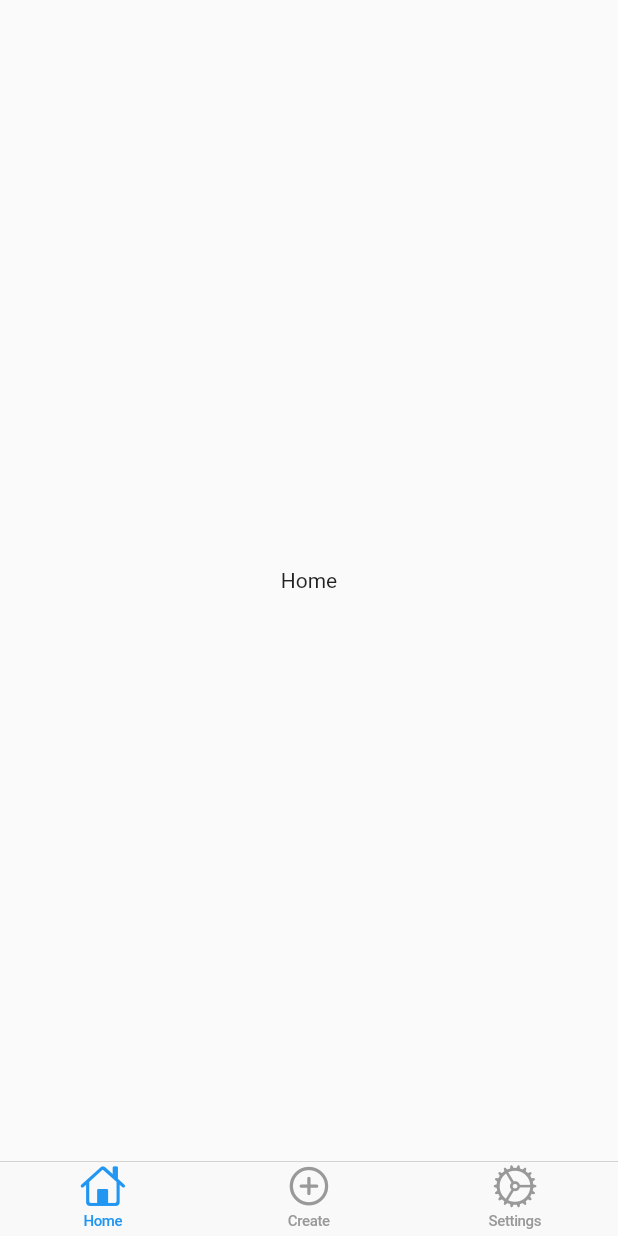
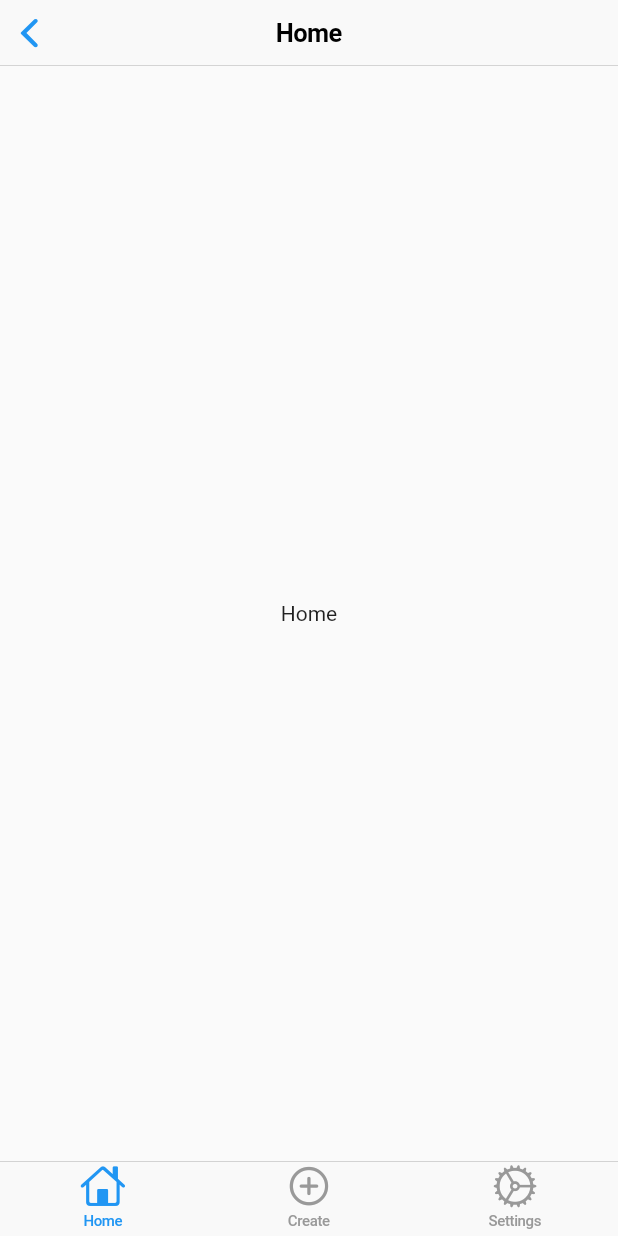
Before and after one commit to sam-baraka/meem, a Flutter app: the Home screen opened directly, on a phone screen of 412 x 824 dp. Run offline on Flutter 3.47's test engine with Material 2 defaults, Android fonts, the phone set to English and light mode, and no system bars; our stand-ins replace flutter_bloc, google_fonts, hydrated_bloc, intro_slider.

Commit message:
Added navigation bar and titles

```diff
--- a/lib/uis/home/home.dart
+++ b/lib/uis/home/home.dart
@@ -7,10 +7,14 @@ import 'package:meem/uis/uis.dart';
 class Home extends StatelessWidget {
   //List of the widget to appear as the main screen content
   final List<Widget> tabs = [HomeTab(), CreateTab(), SettingsTab()];
+  final List<String> tabTitles = ['Home', 'Create', 'Settings'];
   @override
   Widget build(BuildContext context) {
     TabCubit tabCubit = BlocProvider.of<TabCubit>(context);
     return Scaffold(
+      appBar: CupertinoNavigationBar(
+        middle: Text(tabTitles[context.watch<TabCubit>().state]),
+      ),
       //Show the tabs according to the value in [TabCubit()] state
       body: tabs[context.watch<TabCubit>().state],
       bottomNavigationBar: CupertinoTabBar(
```
